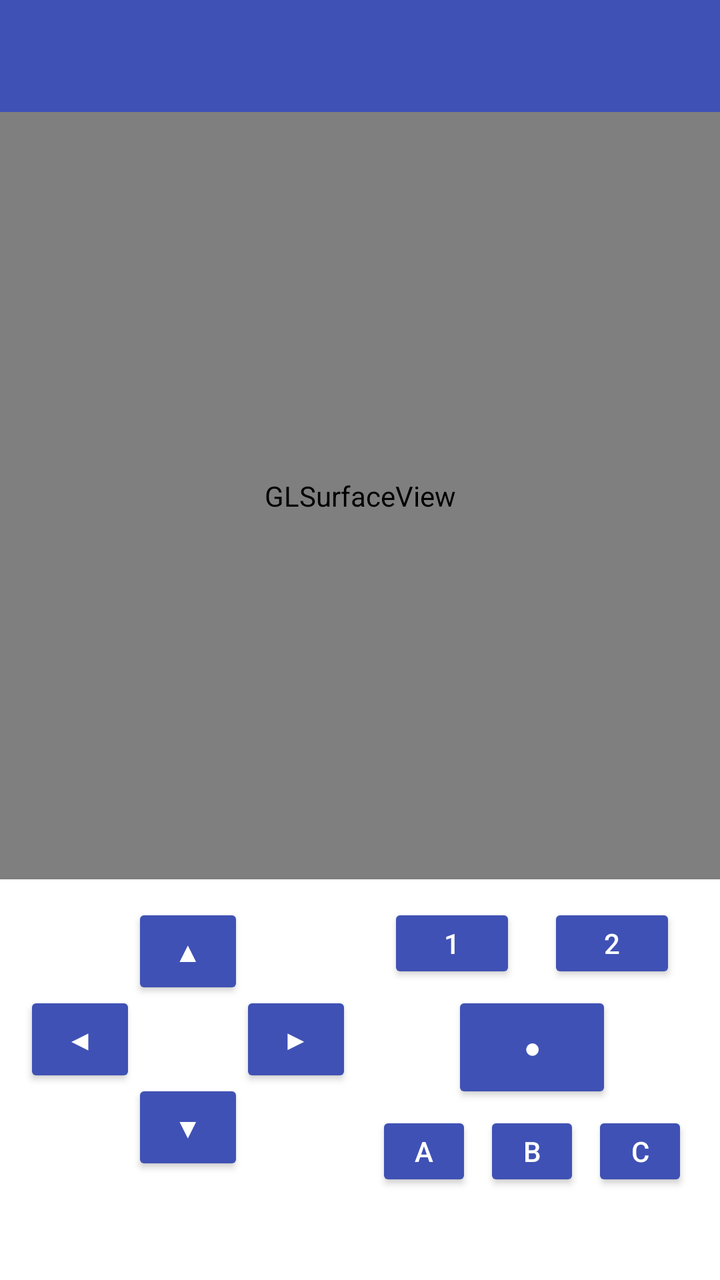
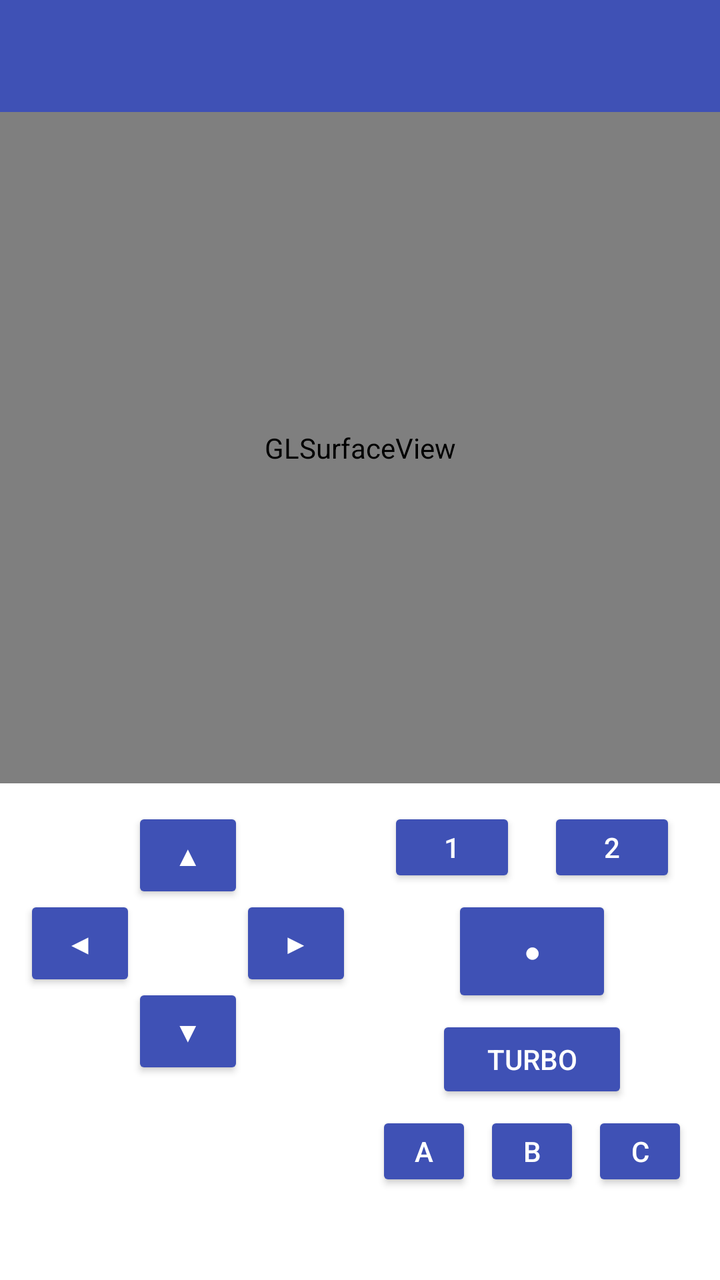

Before-and-after screenshots of an Android layout around one commit, followed by the original layout XML and the change that was made.
<!-- AndroidManifest.xml: application theme Theme.PocketHLE -->
<!-- res/layout/activity_game.xml -->
<?xml version="1.0" encoding="utf-8"?>
<LinearLayout
    xmlns:android="http://schemas.android.com/apk/res/android"
    xmlns:app="http://schemas.android.com/apk/res-auto"
    android:layout_width="match_parent"
    android:layout_height="match_parent"
    android:orientation="vertical">

    <androidx.appcompat.widget.Toolbar
        android:id="@+id/toolbar"
        android:layout_width="match_parent"
        android:layout_height="?attr/actionBarSize"
        android:background="?attr/colorPrimary"
        app:popupTheme="@style/ThemeOverlay.AppCompat.Light" />

    <FrameLayout
        android:layout_width="match_parent"
        android:layout_height="0dp"
        android:layout_weight="1"
        android:background="@android:color/black">

        <android.opengl.GLSurfaceView
            android:id="@+id/surface"
            android:layout_width="match_parent"
            android:layout_height="match_parent" />

        <TextView
            android:id="@+id/fps_overlay"
            android:layout_width="wrap_content"
            android:layout_height="wrap_content"
            android:layout_gravity="top|start"
            android:layout_margin="8dp"
            android:background="#B0000000"
            android:fontFamily="monospace"
            android:padding="6dp"
            android:text="FPS 0"
            android:textColor="#00FF00"
            android:textSize="14sp"
            android:visibility="gone" />

        <ProgressBar
            android:id="@+id/progress"
            android:layout_width="wrap_content"
            android:layout_height="wrap_content"
            android:layout_gravity="center" />
    </FrameLayout>

    
    <LinearLayout
        android:layout_width="match_parent"
        android:layout_height="wrap_content"
        android:orientation="horizontal"
        android:padding="8dp">

        
        <FrameLayout
            android:layout_width="0dp"
            android:layout_height="wrap_content"
            android:layout_weight="1"
            android:minHeight="144dp"
            android:padding="4dp">

            <Button
                android:id="@+id/btn_up"
                style="?android:attr/buttonStyleSmall"
                android:layout_width="56dp"
                android:layout_height="48dp"
                android:layout_gravity="center_horizontal|top"
                android:contentDescription="@string/dpad_up"
                android:text="@string/dpad_up_glyph" />

            <Button
                android:id="@+id/btn_down"
                style="?android:attr/buttonStyleSmall"
                android:layout_width="56dp"
                android:layout_height="48dp"
                android:layout_gravity="center_horizontal|bottom"
                android:contentDescription="@string/dpad_down"
                android:text="@string/dpad_down_glyph" />

            <Button
                android:id="@+id/btn_left"
                style="?android:attr/buttonStyleSmall"
                android:layout_width="56dp"
                android:layout_height="48dp"
                android:layout_gravity="start|center_vertical"
                android:contentDescription="@string/dpad_left"
                android:text="@string/dpad_left_glyph" />

            <Button
                android:id="@+id/btn_right"
                style="?android:attr/buttonStyleSmall"
                android:layout_width="56dp"
                android:layout_height="48dp"
                android:layout_gravity="end|center_vertical"
                android:contentDescription="@string/dpad_right"
                android:text="@string/dpad_right_glyph" />
        </FrameLayout>

        
        <LinearLayout
            android:layout_width="0dp"
            android:layout_height="wrap_content"
            android:layout_weight="1"
            android:gravity="center"
            android:orientation="vertical"
            android:padding="4dp">

            <LinearLayout
                android:layout_width="match_parent"
                android:layout_height="wrap_content"
                android:gravity="center"
                android:orientation="horizontal">

                <Button
                    android:id="@+id/btn_soft1"
                    style="?android:attr/buttonStyleSmall"
                    android:layout_width="64dp"
                    android:layout_height="40dp"
                    android:layout_marginEnd="8dp"
                    android:text="@string/soft1_label" />

                <Button
                    android:id="@+id/btn_soft2"
                    style="?android:attr/buttonStyleSmall"
                    android:layout_width="64dp"
                    android:layout_height="40dp"
                    android:layout_marginStart="8dp"
                    android:text="@string/soft2_label" />
            </LinearLayout>

            <Button
                android:id="@+id/btn_action"
                style="?android:attr/buttonStyleSmall"
                android:layout_width="80dp"
                android:layout_height="56dp"
                android:layout_marginTop="4dp"
                android:contentDescription="@string/action_button"
                android:text="@string/action_button_glyph" />

            <LinearLayout
                android:layout_width="match_parent"
                android:layout_height="wrap_content"
                android:layout_marginTop="4dp"
                android:gravity="center"
                android:orientation="horizontal">

                <Button
                    android:id="@+id/btn_a"
                    style="?android:attr/buttonStyleSmall"
                    android:layout_width="48dp"
                    android:layout_height="40dp"
                    android:layout_marginEnd="3dp"
                    android:text="@string/key_a_label" />

                <Button
                    android:id="@+id/btn_b"
                    style="?android:attr/buttonStyleSmall"
                    android:layout_width="48dp"
                    android:layout_height="40dp"
                    android:layout_marginHorizontal="3dp"
                    android:text="@string/key_b_label" />

                <Button
                    android:id="@+id/btn_c"
                    style="?android:attr/buttonStyleSmall"
                    android:layout_width="48dp"
                    android:layout_height="40dp"
                    android:layout_marginStart="3dp"
                    android:text="@string/key_c_label" />
            </LinearLayout>
        </LinearLayout>
    </LinearLayout>

    <TextView
        android:id="@+id/status"
        android:layout_width="match_parent"
        android:layout_height="wrap_content"
        android:background="?attr/colorSurface"
        android:fontFamily="monospace"
        android:maxLines="6"
        android:padding="8dp"
        android:scrollbars="vertical"
        android:textColor="?android:attr/textColorPrimary"
        android:textSize="12sp" />
</LinearLayout>
<!-- resources referenced by this layout -->
<resources>
  <string name="action_button">Action</string>
  <string name="action_button_glyph">●</string>
  <string name="dpad_down">D-pad down</string>
  <string name="dpad_down_glyph">▼</string>
  <string name="dpad_left">D-pad left</string>
  <string name="dpad_left_glyph">◀</string>
  <string name="dpad_right">D-pad right</string>
  <string name="dpad_right_glyph">▶</string>
  <string name="dpad_up">D-pad up</string>
  <string name="dpad_up_glyph">▲</string>
  <string name="key_a_label">A</string>
  <string name="key_b_label">B</string>
  <string name="key_c_label">C</string>
  <string name="soft1_label">1</string>
  <string name="soft2_label">2</string>
  <style name="Theme.PocketHLE" parent="Theme.MaterialComponents.DayNight.NoActionBar">
          <item name="colorPrimary">@color/primary</item>
          <item name="colorPrimaryVariant">@color/primary_dark</item>
          <item name="colorOnPrimary">#FFFFFF</item>
          <item name="colorSecondary">@color/accent</item>
          <item name="colorOnSecondary">#FFFFFF</item>
          <item name="android:statusBarColor" tools:targetApi="21">@color/primary_dark</item>
          <item name="android:windowBackground">?attr/colorSurface</item>
      </style>
  <color name="primary">#3F51B5</color>
  <color name="primary_dark">#303F9F</color>
  <color name="accent">#FF4081</color>
</resources>

<!-- the commit's change to res/layout/activity_game.xml (unified diff, before → after) -->
@@ -137,6 +137,14 @@
                 android:layout_marginTop="4dp"
                 android:contentDescription="@string/action_button"
                 android:text="@string/action_button_glyph" />
+            <Button
+                android:id="@+id/btn_turbo"
+                style="?android:attr/buttonStyleSmall"
+                android:layout_width="96dp"
+                android:layout_height="44dp"
+                android:layout_marginTop="4dp"
+                android:contentDescription="@string/turbo_button"
+                android:text="@string/turbo_button_label" />
 
             <LinearLayout
                 android:layout_width="match_parent"
<!-- resource entries referenced after the edit -->
@@ -15,6 +15,8 @@
   <string name="key_c_label">C</string>
   <string name="soft1_label">1</string>
   <string name="soft2_label">2</string>
+  <string name="turbo_button">Turbo boost</string>
+  <string name="turbo_button_label">TURBO</string>
   <style name="Theme.PocketHLE" parent="Theme.MaterialComponents.DayNight.NoActionBar">
           <item name="colorPrimary">@color/primary</item>
           <item name="colorPrimaryVariant">@color/primary_dark</item>
